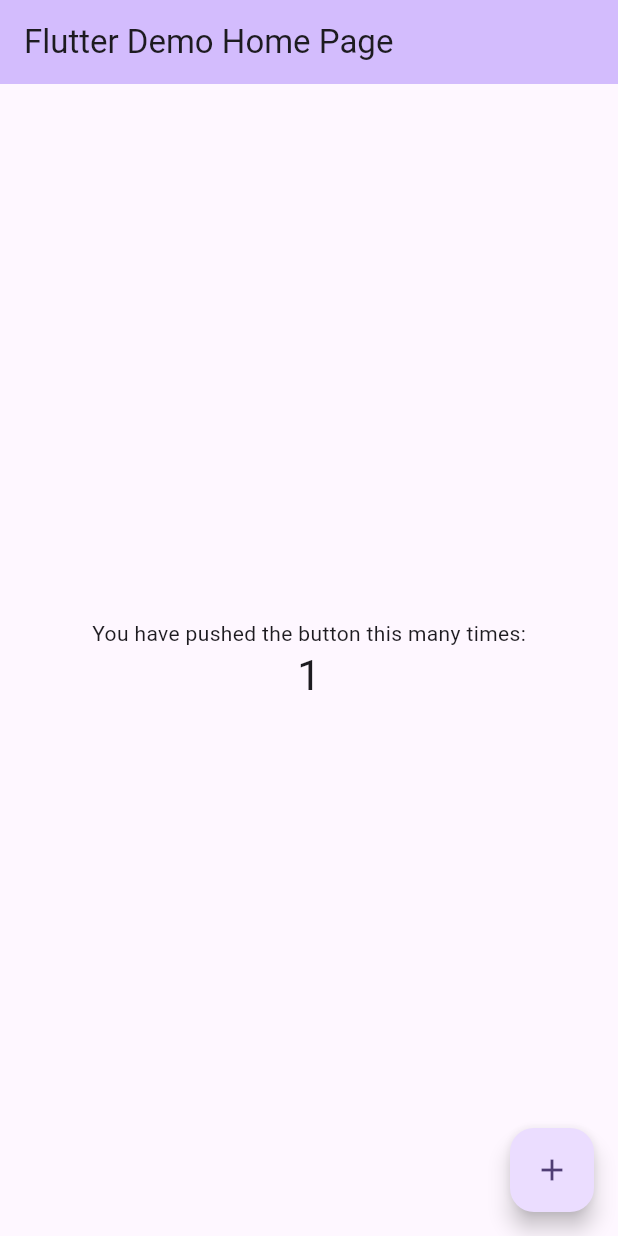
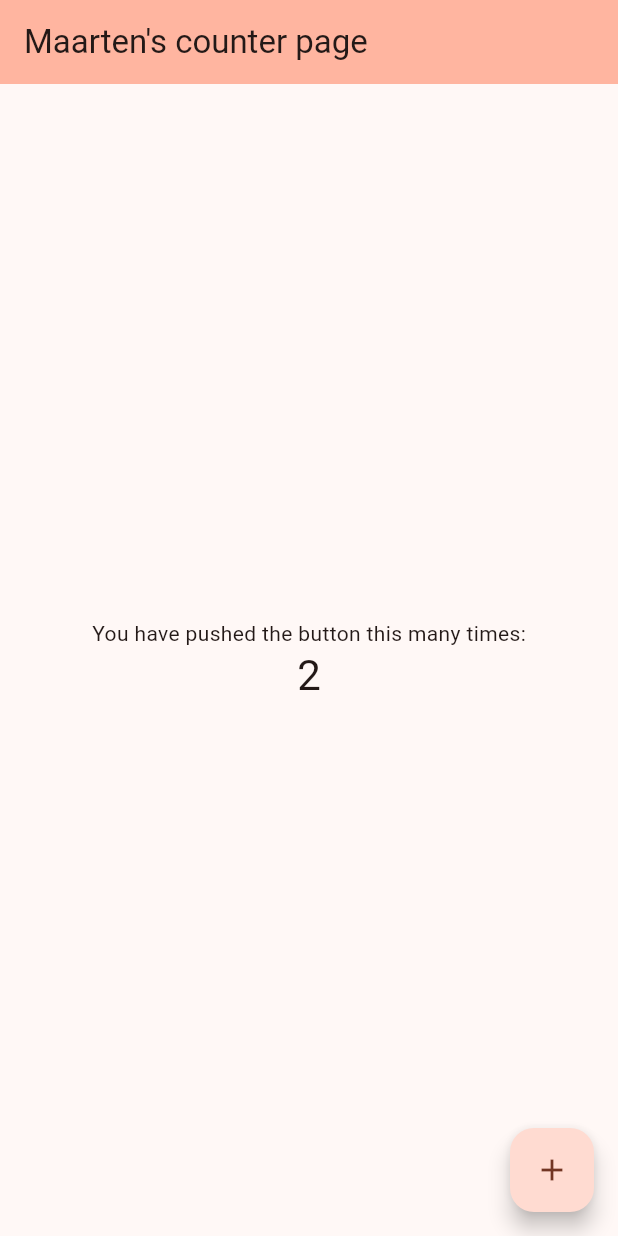
Before and after one commit to maartenvanels/flutter-test, a Flutter app: the screen it shows after launch, after a tap on the "add" icon, on a phone screen of 412 x 824 dp. Run offline on Flutter 3.47's test engine with Material 2 defaults, Android fonts, the phone set to English and light mode, and no system bars.

Commit message:
personal touch

```diff
--- a/lib/main.dart
+++ b/lib/main.dart
@@ -28,10 +28,10 @@ class MyApp extends StatelessWidget {
         //
         // This works for code too, not just values: Most code changes can be
         // tested with just a hot reload.
-        colorScheme: ColorScheme.fromSeed(seedColor: Colors.deepPurple),
+        colorScheme: ColorScheme.fromSeed(seedColor: Colors.deepOrange),
         useMaterial3: true,
       ),
-      home: const MyHomePage(title: 'Flutter Demo Home Page'),
+      home: const MyHomePage(title: 'Maarten\'s counter page'),
     );
   }
 }
@@ -64,7 +64,7 @@ class _MyHomePageState extends State<MyHomePage> {
       // so that the display can reflect the updated values. If we changed
       // _counter without calling setState(), then the build method would not be
       // called again, and so nothing would appear to happen.
-      _counter++;
+      _counter =_counter +2;
     });
   }
 
```
Also changed, not shown: 3 other files.
